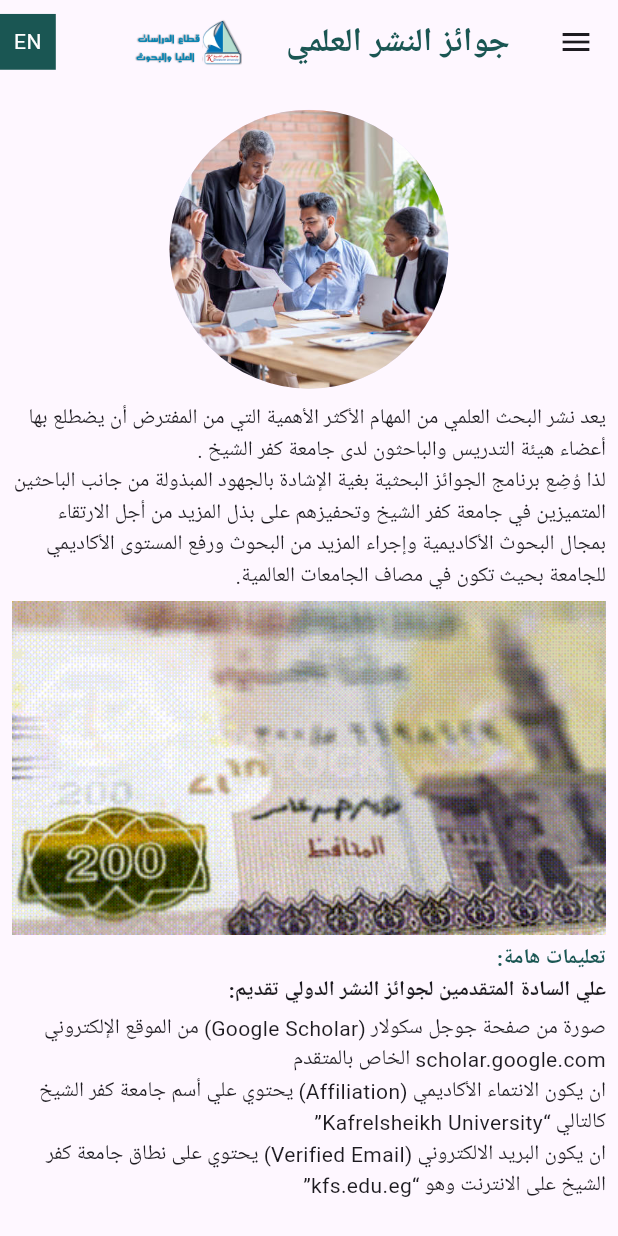
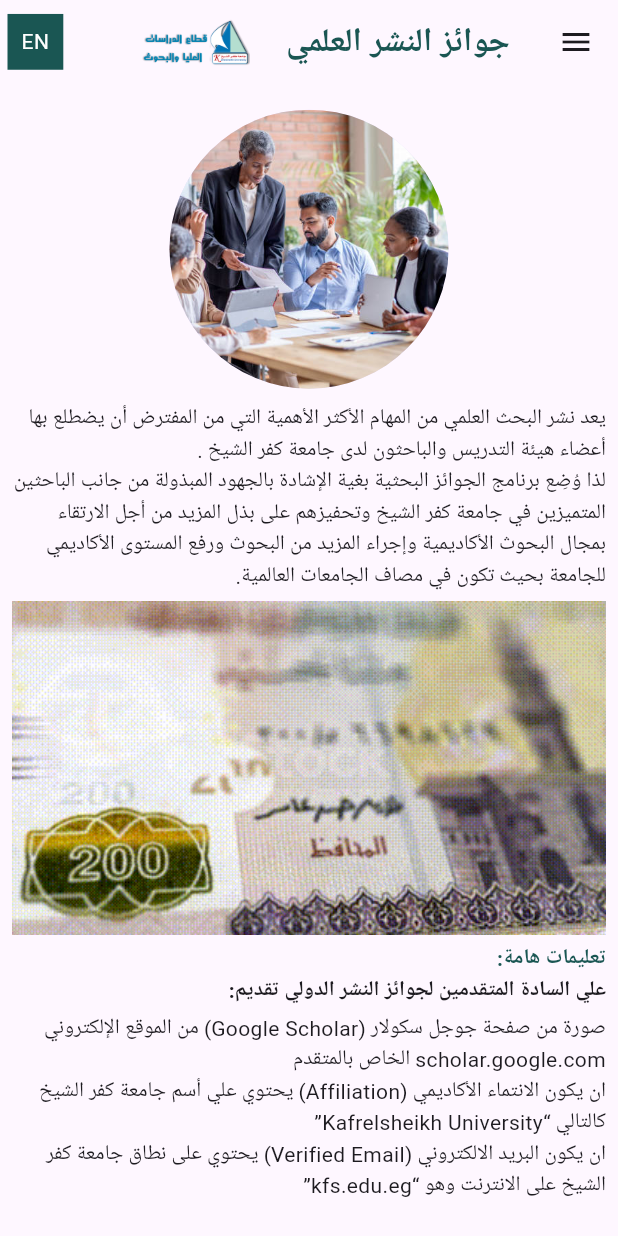
Before and after one commit to BassamEmad39/graduation_project, a Flutter app: the screen it shows after launch, on a phone screen of 412 x 824 dp. Run offline on Flutter 3.47's test engine with Material 3 defaults, Android fonts, the phone set to English and light mode, and no system bars; our stand-ins replace dropdown_button2, easy_localization, flutter_otp_text_field, flutter_screenutil, flutter_spinkit; missing offline and left inert: auto_direction.

Commit message:
some recent touches

```diff
--- a/lib/pages/homepage.dart
+++ b/lib/pages/homepage.dart
@@ -229,7 +229,9 @@ class _MainAppBarState extends State<MainAppBar> {
         ],
       ),
       actions: [
-        InkWell(
+        Container(
+          padding: EdgeInsets.all(5),
+          child: InkWell(
             onTap: () {
               String currentLang = context.locale.languageCode;
               context.setLocale(Locale(currentLang=='en'?'ar':'en'));
@@ -244,6 +246,7 @@ class _MainAppBarState extends State<MainAppBar> {
                 style: TextStyle(color: Colors.white),
               )),
             ),
+          ),
         )
       ],
     );
```
Lines whose indentation alone changed are shown as unchanged.
